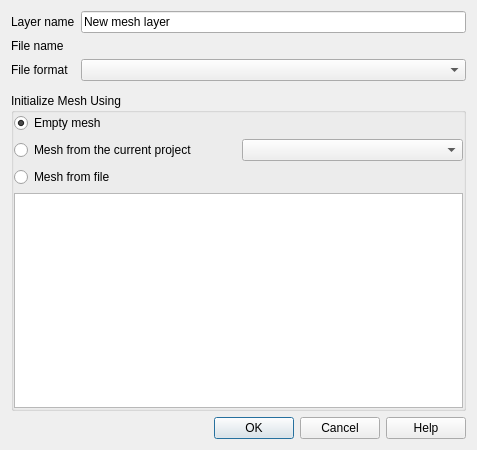
qgis/QGIS, file src/ui/mesh/qgsnewmeshlayerdialogbase.ui: the form before one commit.
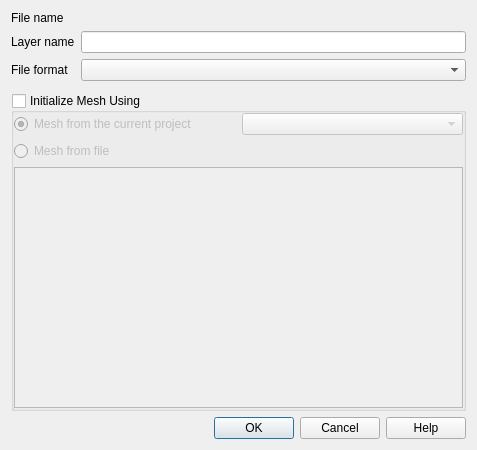
The form after the commit. Custom widgets are drawn as their Qt base class.

Diff of the .ui file:
```diff
--- a/src/ui/mesh/qgsnewmeshlayerdialogbase.ui
+++ b/src/ui/mesh/qgsnewmeshlayerdialogbase.ui
@@ -14,45 +14,42 @@
    <string>New Mesh Layer</string>
   </property>
   <layout class="QGridLayout" name="gridLayout1">
-   <item row="0" column="0">
-    <widget class="QLabel" name="label_3">
-     <property name="text">
-      <string>Layer name</string>
-     </property>
-    </widget>
+   <item row="4" column="1">
+    <widget class="QgsProjectionSelectionWidget" name="mProjectionSelectionWidget" native="true"/>
    </item>
-   <item row="0" column="1">
+   <item row="1" column="1">
     <widget class="QLineEdit" name="mLayerNameLineEdit">
      <property name="text">
-      <string>New mesh layer</string>
+      <string/>
+     </property>
+    </widget>
+   </item>
+   <item row="6" column="0" colspan="2">
+    <widget class="QDialogButtonBox" name="buttonBox">
+     <property name="orientation">
+      <enum>Qt::Horizontal</enum>
+     </property>
+     <property name="standardButtons">
+      <set>QDialogButtonBox::Cancel|QDialogButtonBox::Help|QDialogButtonBox::Ok</set>
      </property>
     </widget>
    </item>
    <item row="1" column="0">
-    <widget class="QLabel" name="label_2">
+    <widget class="QLabel" name="label_3">
      <property name="text">
-      <string>File name</string>
+      <string>Layer name</string>
      </property>
     </widget>
    </item>
-   <item row="1" column="1">
-    <widget class="QgsFileWidget" name="mFileWidget" native="true"/>
-   </item>
-   <item row="2" column="0">
+   <item row="3" column="0">
     <widget class="QLabel" name="label">
      <property name="text">
       <string>File format</string>
      </property>
     </widget>
    </item>
-   <item row="2" column="1">
-    <widget class="QComboBox" name="mFormatComboBox"/>
-   </item>
-   <item row="3" column="1">
-    <widget class="QgsProjectionSelectionWidget" name="mProjectionSelectionWidget" native="true"/>
-   </item>
-   <item row="4" column="0" colspan="2">
-    <widget class="QGroupBox" name="groupBox">
+   <item row="5" column="0" colspan="2">
+    <widget class="QGroupBox" name="mInitializeMeshGroupBox">
      <property name="sizePolicy">
       <sizepolicy hsizetype="Preferred" vsizetype="Expanding">
        <horstretch>0</horstretch>
@@ -62,6 +59,12 @@
      <property name="title">
       <string>Initialize Mesh Using</string>
      </property>
+     <property name="checkable">
+      <bool>true</bool>
+     </property>
+     <property name="checked">
+      <bool>false</bool>
+     </property>
      <layout class="QGridLayout" name="gridLayout">
       <property name="leftMargin">
        <number>0</number>
@@ -75,52 +78,48 @@
       <property name="bottomMargin">
        <number>0</number>
       </property>
-      <item row="2" column="0">
+      <item row="1" column="1">
+       <widget class="QgsFileWidget" name="mMeshFromFileWidget" native="true"/>
+      </item>
+      <item row="0" column="1">
+       <widget class="QgsMapLayerComboBox" name="mMeshProjectComboBox"/>
+      </item>
+      <item row="2" column="0" colspan="2">
+       <widget class="QTextBrowser" name="mInformationTextBrowser"/>
+      </item>
+      <item row="1" column="0">
        <widget class="QRadioButton" name="mMeshFileRadioButton">
         <property name="text">
          <string>Mesh from file</string>
         </property>
        </widget>
       </item>
-      <item row="1" column="0">
+      <item row="0" column="0">
        <widget class="QRadioButton" name="mMeshProjectRadioButton">
         <property name="text">
          <string>Mesh from the current project</string>
         </property>
-       </widget>
-      </item>
-      <item row="0" column="0">
-       <widget class="QRadioButton" name="mEmptyMeshRadioButton">
-        <property name="text">
-         <string>Empty mesh</string>
-        </property>
         <property name="checked">
          <bool>true</bool>
         </property>
        </widget>
       </item>
-      <item row="2" column="1">
-       <widget class="QgsFileWidget" name="mMeshFromFileWidget" native="true"/>
-      </item>
-      <item row="1" column="1">
-       <widget class="QgsMapLayerComboBox" name="mMeshProjectComboBox"/>
-      </item>
-      <item row="3" column="0" colspan="2">
-       <widget class="QTextBrowser" name="mInformationTextBrowser"/>
-      </item>
      </layout>
     </widget>
    </item>
-   <item row="5" column="0" colspan="2">
-    <widget class="QDialogButtonBox" name="buttonBox">
-     <property name="orientation">
-      <enum>Qt::Horizontal</enum>
-     </property>
-     <property name="standardButtons">
-      <set>QDialogButtonBox::Cancel|QDialogButtonBox::Help|QDialogButtonBox::Ok</set>
+   <item row="3" column="1">
+    <widget class="QComboBox" name="mFormatComboBox"/>
+   </item>
+   <item row="0" column="0">
+    <widget class="QLabel" name="label_2">
+     <property name="text">
+      <string>File name</string>
      </property>
     </widget>
    </item>
+   <item row="0" column="1">
+    <widget class="QgsFileWidget" name="mFileWidget" native="true"/>
+   </item>
   </layout>
  </widget>
  <customwidgets>
```
Left out of the diff: 1 changed line with no effect on the pictures.
